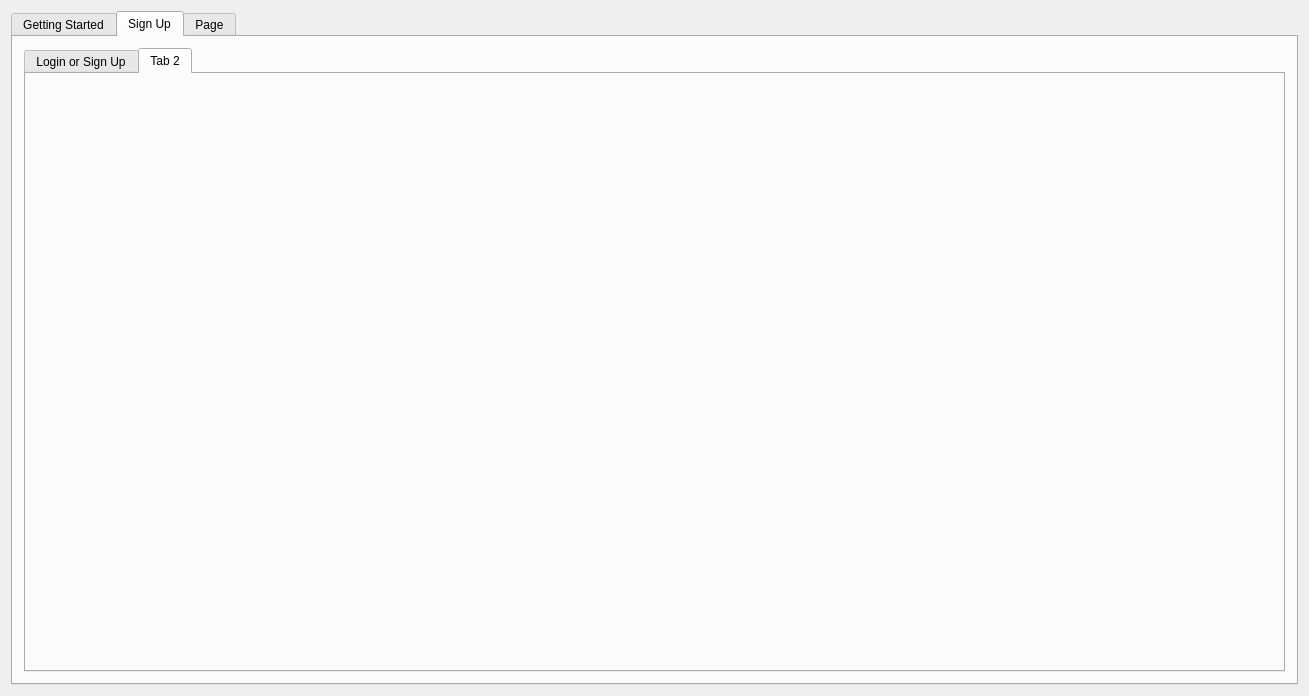
Old version of the form src/web-app/interestdata.ui in the repository Aesylwinn/software-engineering.
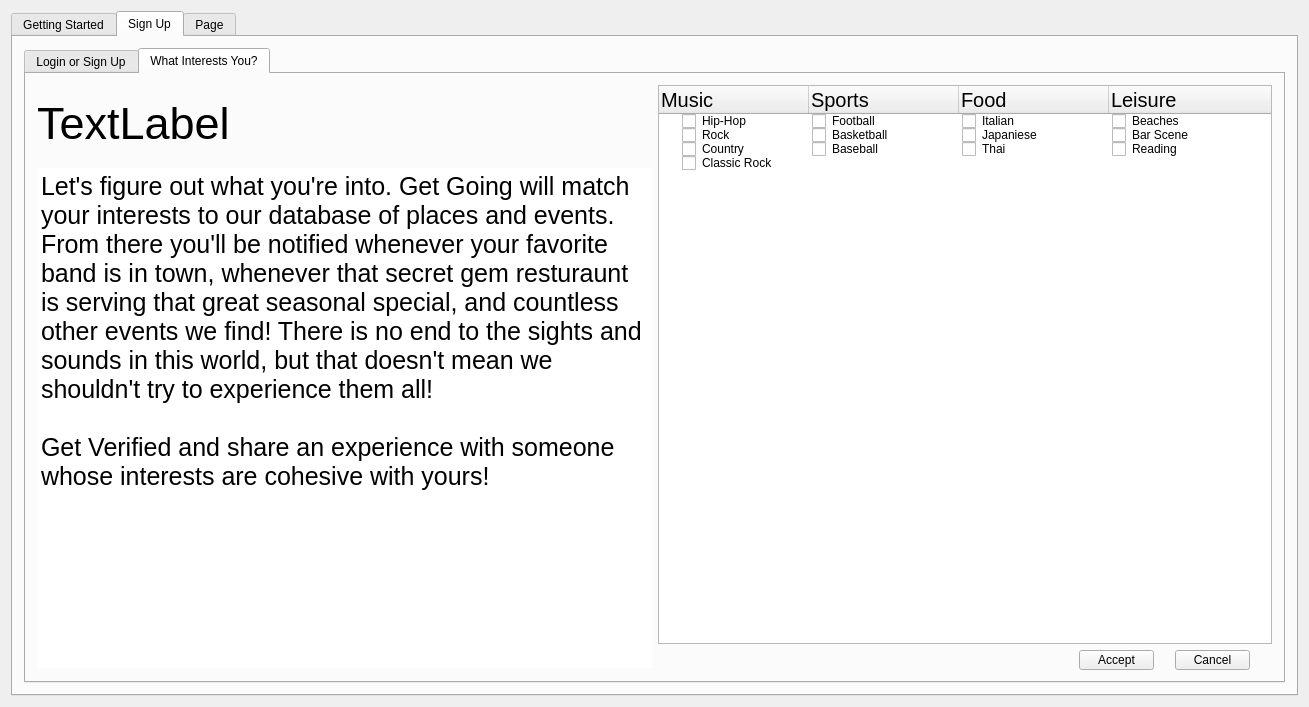
New version of the form. The open tabs and pages were chosen to show the change. Icons and pictures are not drawn.

Commit message: Updated Sign in capability and included some interest

Diff of the .ui file:
```diff
--- a/src/web-app/interestdata.ui
+++ b/src/web-app/interestdata.ui
@@ -16,6 +16,9 @@
   <layout class="QVBoxLayout" name="verticalLayout">
    <item>
     <widget class="QTabWidget" name="tabWidget">
+     <property name="enabled">
+      <bool>true</bool>
+     </property>
      <property name="currentIndex">
       <number>1</number>
      </property>
@@ -157,6 +160,9 @@
       </layout>
      </widget>
      <widget class="QWidget" name="signUp">
+      <property name="enabled">
+       <bool>true</bool>
+      </property>
       <attribute name="title">
        <string>Sign Up</string>
       </attribute>
@@ -425,8 +431,275 @@
          </widget>
          <widget class="QWidget" name="tab_3">
           <attribute name="title">
-           <string>Tab 2</string>
+           <string>What Interests You?</string>
           </attribute>
+          <layout class="QHBoxLayout" name="horizontalLayout_7">
+           <item>
+            <layout class="QVBoxLayout" name="verticalLayout_13">
+             <item>
+              <widget class="QLabel" name="Nam_Display">
+               <property name="minimumSize">
+                <size>
+                 <width>500</width>
+                 <height>75</height>
+                </size>
+               </property>
+               <property name="maximumSize">
+                <size>
+                 <width>500</width>
+                 <height>75</height>
+                </size>
+               </property>
+               <property name="font">
+                <font>
+                 <pointsize>34</pointsize>
+                </font>
+               </property>
+               <property name="focusPolicy">
+                <enum>Qt::NoFocus</enum>
+               </property>
+               <property name="text">
+                <string>TextLabel</string>
+               </property>
+              </widget>
+             </item>
+             <item>
+              <widget class="QPlainTextEdit" name="plainTextEdit">
+               <property name="minimumSize">
+                <size>
+                 <width>500</width>
+                 <height>500</height>
+                </size>
+               </property>
+               <property name="maximumSize">
+                <size>
+                 <width>16777215</width>
+                 <height>500</height>
+                </size>
+               </property>
+               <property name="font">
+                <font>
+                 <pointsize>19</pointsize>
+                 <weight>50</weight>
+                 <bold>false</bold>
+                </font>
+               </property>
+               <property name="frameShape">
+                <enum>QFrame::NoFrame</enum>
+               </property>
+               <property name="frameShadow">
+                <enum>QFrame::Raised</enum>
+               </property>
+               <property name="readOnly">
+                <bool>true</bool>
+               </property>
+               <property name="plainText">
+                <string>Let's figure out what you're into. Get Going will match your interests to our database of places and events. From there you'll be notified whenever your favorite band is in town, whenever that secret gem resturaunt is serving that great seasonal special, and countless other events we find! There is no end to the sights and sounds in this world, but that doesn't mean we shouldn't try to experience them all!
+
+Get Verified and share an experience with someone whose interests are cohesive with yours!</string>
+               </property>
+              </widget>
+             </item>
+            </layout>
+           </item>
+           <item>
+            <layout class="QVBoxLayout" name="verticalLayout_14">
+             <item>
+              <widget class="QTreeWidget" name="treeWidget">
+               <property name="lineWidth">
+                <number>1</number>
+               </property>
+               <property name="autoExpandDelay">
+                <number>-1</number>
+               </property>
+               <property name="itemsExpandable">
+                <bool>true</bool>
+               </property>
+               <property name="wordWrap">
+                <bool>false</bool>
+               </property>
+               <attribute name="headerDefaultSectionSize">
+                <number>150</number>
+               </attribute>
+               <column>
+                <property name="text">
+                 <string>Music</string>
+                </property>
+                <property name="font">
+                 <font>
+                  <pointsize>15</pointsize>
+                 </font>
+                </property>
+               </column>
+               <column>
+                <property name="text">
+                 <string>Sports</string>
+                </property>
+                <property name="font">
+                 <font>
+                  <pointsize>15</pointsize>
+                 </font>
+                </property>
+               </column>
+               <column>
+                <property name="text">
+                 <string>Food</string>
+                </property>
+                <property name="font">
+                 <font>
+                  <pointsize>15</pointsize>
+                 </font>
+                </property>
+               </column>
+               <column>
+                <property name="text">
+                 <string>Leisure</string>
+                </property>
+                <property name="font">
+                 <font>
+                  <pointsize>15</pointsize>
+                 </font>
+                </property>
+               </column>
+               <item>
+                <property name="text">
+                 <string>Hip-Hop</string>
+                </property>
+                <property name="checkState">
+                 <enum>Unchecked</enum>
+                </property>
+                <property name="text">
+                 <string>Football</string>
+                </property>
+                <property name="checkState">
+                 <enum>Unchecked</enum>
+                </property>
+                <property name="text">
+                 <string>Italian</string>
+                </property>
+                <property name="checkState">
+                 <enum>Unchecked</enum>
+                </property>
+                <property name="text">
+                 <string>Beaches</string>
+                </property>
+                <property name="checkState">
+                 <enum>Unchecked</enum>
+                </property>
+               </item>
+               <item>
+                <property name="text">
+                 <string>Rock</string>
+                </property>
+                <property name="checkState">
+                 <enum>Unchecked</enum>
+                </property>
+                <property name="text">
+                 <string>Basketball</string>
+                </property>
+                <property name="checkState">
+                 <enum>Unchecked</enum>
+                </property>
+                <property name="text">
+                 <string>Japaniese</string>
+                </property>
+                <property name="checkState">
+                 <enum>Unchecked</enum>
+                </property>
+                <property name="text">
+                 <string>Bar Scene</string>
+                </property>
+                <property name="checkState">
+                 <enum>Unchecked</enum>
+                </property>
+               </item>
+               <item>
+                <property name="text">
+                 <string>Country</string>
+                </property>
+                <property name="checkState">
+                 <enum>Unchecked</enum>
+                </property>
+                <property name="text">
+                 <string>Baseball</string>
+                </property>
+                <property name="checkState">
+                 <enum>Unchecked</enum>
+                </property>
+                <property name="text">
+                 <string>Thai</string>
+                </property>
+                <property name="checkState">
+                 <enum>Unchecked</enum>
+                </property>
+                <property name="text">
+                 <string>Reading</string>
+                </property>
+                <property name="checkState">
+                 <enum>Unchecked</enum>
+                </property>
+               </item>
+               <item>
+                <property name="text">
+                 <string>Classic Rock</string>
+                </property>
+                <property name="checkState">
+                 <enum>Unchecked</enum>
+                </property>
+               </item>
+              </widget>
+             </item>
+             <item>
+              <layout class="QHBoxLayout" name="horizontalLayout_5">
+               <property name="spacing">
+                <number>0</number>
+               </property>
+               <property name="leftMargin">
+                <number>400</number>
+               </property>
+               <item>
+                <widget class="QPushButton" name="accept">
+                 <property name="minimumSize">
+                  <size>
+                   <width>75</width>
+                   <height>20</height>
+                  </size>
+                 </property>
+                 <property name="maximumSize">
+                  <size>
+                   <width>75</width>
+                   <height>20</height>
+                  </size>
+                 </property>
+                 <property name="text">
+                  <string>Accept</string>
+                 </property>
+                </widget>
+               </item>
+               <item>
+                <widget class="QPushButton" name="cancel">
+                 <property name="minimumSize">
+                  <size>
+                   <width>75</width>
+                   <height>20</height>
+                  </size>
+                 </property>
+                 <property name="maximumSize">
+                  <size>
+                   <width>75</width>
+                   <height>20</height>
+                  </size>
+                 </property>
+                 <property name="text">
+                  <string>Cancel</string>
+                 </property>
+                </widget>
+               </item>
+              </layout>
+             </item>
+            </layout>
+           </item>
+          </layout>
          </widget>
         </widget>
        </item>
```
Left out of the diff: 82 changed lines with no effect on the pictures. Lines whose indentation alone changed are shown as unchanged. The commit also changes 3 other files.
